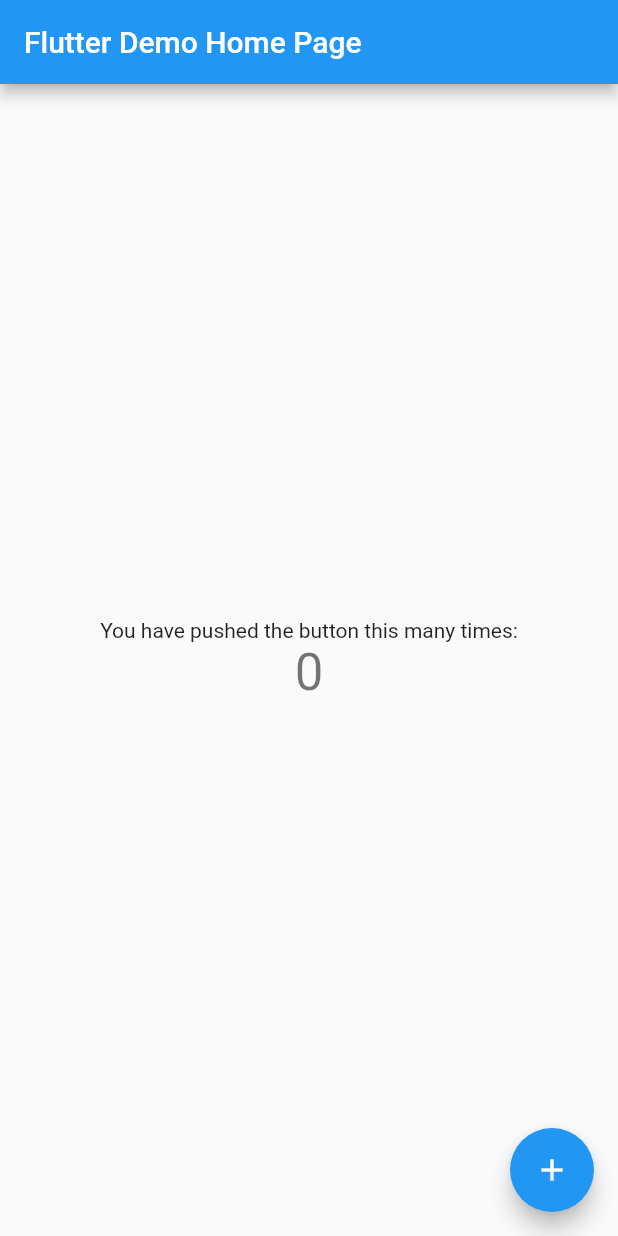
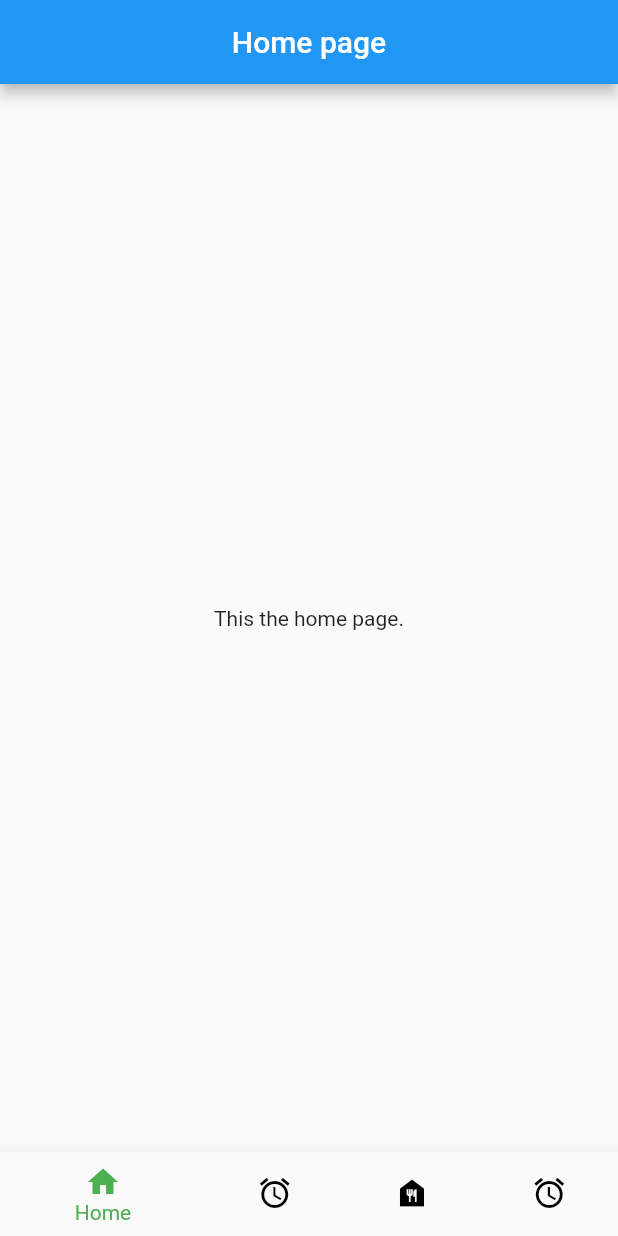
Before and after one commit to Bouba-coder/flutterMiniProject, a Flutter app: the screen it shows after launch, on a phone screen of 412 x 824 dp. Run offline on Flutter 3.47's test engine with Material 2 defaults, Android fonts, the phone set to English and light mode, and no system bars.

Commit message:
Router + Navigation icon bar + pages

```diff
--- a/lib/main.dart
+++ b/lib/main.dart
@@ -1,117 +1,81 @@
 import 'package:flutter/material.dart';
+import 'package:flutterMiniProject/ui/homePage.dart';
+import 'package:flutterMiniProject/ui/timerPage.dart';
+import 'package:flutterMiniProject/ui/foodPage.dart';
+import 'package:flutterMiniProject/ui/hookTimerPage.dart';
 
-void main() {
-  runApp(MyApp());
-}
+//router and bottom bar navigation
+void main() => runApp(new MaterialApp(
+      home: MyApp(),
+    ));
 
 class MyApp extends StatelessWidget {
-  // This widget is the root of your application.
   @override
   Widget build(BuildContext context) {
-    return MaterialApp(
-      title: 'Flutter Demo',
-      theme: ThemeData(
-        // This is the theme of your application.
-        //
-        // Try running your application with "flutter run". You'll see the
-        // application has a blue toolbar. Then, without quitting the app, try
-        // changing the primarySwatch below to Colors.green and then invoke
-        // "hot reload" (press "r" in the console where you ran "flutter run",
-        // or simply save your changes to "hot reload" in a Flutter IDE).
-        // Notice that the counter didn't reset back to zero; the application
-        // is not restarted.
-        primarySwatch: Colors.blue,
-        // This makes the visual density adapt to the platform that you run
-        // the app on. For desktop platforms, the controls will be smaller and
-        // closer together (more dense) than on mobile platforms.
-        visualDensity: VisualDensity.adaptivePlatformDensity,
-      ),
-      home: MyHomePage(title: 'Flutter Demo Home Page'),
+    return new MaterialApp(
+      home: MyBottomBarNavigation(),
     );
   }
 }
 
-class MyHomePage extends StatefulWidget {
-  MyHomePage({Key key, this.title}) : super(key: key);
-
-  // This widget is the home page of your application. It is stateful, meaning
-  // that it has a State object (defined below) that contains fields that affect
-  // how it looks.
-
-  // This class is the configuration for the state. It holds the values (in this
-  // case the title) provided by the parent (in this case the App widget) and
-  // used by the build method of the State. Fields in a Widget subclass are
-  // always marked "final".
-
-  final String title;
-
+class MyBottomBarNavigation extends StatefulWidget {
   @override
-  _MyHomePageState createState() => _MyHomePageState();
+  _MyBottomBarNavigationState createState() => _MyBottomBarNavigationState();
 }
 
-class _MyHomePageState extends State<MyHomePage> {
-  int _counter = 0;
+//bottom bar content class
+class _MyBottomBarNavigationState extends State<MyBottomBarNavigation> {
+  //indexIcons init
+  int _currentIconIdex = 0;
 
-  void _incrementCounter() {
+  //list pages widgets
+  final List<Widget> _childrenIcon = [
+    HomePage(),
+    TimerPage(),
+    HtimerPage(),
+    FoodPage(),
+  ];
+
+  //icon page changed method
+  void iconTapped(int index) {
     setState(() {
-      // This call to setState tells the Flutter framework that something has
-      // changed in this State, which causes it to rerun the build method below
-      // so that the display can reflect the updated values. If we changed
-      // _counter without calling setState(), then the build method would not be
-      // called again, and so nothing would appear to happen.
-      _counter++;
+      _currentIconIdex = index;
     });
   }
 
   @override
   Widget build(BuildContext context) {
-    // This method is rerun every time setState is called, for instance as done
-    // by the _incrementCounter method above.
-    //
-    // The Flutter framework has been optimized to make rerunning build methods
-    // fast, so that you can just rebuild anything that needs updating rather
-    // than having to individually change instances of widgets.
-    return Scaffold(
-      appBar: AppBar(
-        // Here we take the value from the MyHomePage object that was created by
-        // the App.build method, and use it to set our appbar title.
-        title: Text(widget.title),
+    return new Scaffold(
+      //content called by icon
+      body: _childrenIcon[_currentIconIdex],
+      bottomNavigationBar: BottomNavigationBar(
+        backgroundColor: Colors.blue,
+        unselectedItemColor: Colors.black,
+        selectedItemColor: Colors.green,
+
+        //onTapFunction (void)
+        onTap: iconTapped,
+        //flutter current index function
+        currentIndex: _currentIconIdex,
+        items: [
+          BottomNavigationBarItem(
+              icon: new Icon(Icons.home),
+              title: Text("Home")
+          ),
+          BottomNavigationBarItem(
+              icon: new Icon(Icons.alarm),
+              title: Text("Timer")
+          ),
+          BottomNavigationBarItem(
+              icon: new Icon(Icons.food_bank),
+              title: Text("Food")
+          ),
+          BottomNavigationBarItem(
+              icon: new Icon(Icons.alarm),
+              title: Text("Htimer")
+          ),
+        ],
       ),
-      body: Center(
-        // Center is a layout widget. It takes a single child and positions it
-        // in the middle of the parent.
-        child: Column(
-          // Column is also a layout widget. It takes a list of children and
-          // arranges them vertically. By default, it sizes itself to fit its
-          // children horizontally, and tries to be as tall as its parent.
-          //
-          // Invoke "debug painting" (press "p" in the console, choose the
-          // "Toggle Debug Paint" action from the Flutter Inspector in Android
-          // Studio, or the "Toggle Debug Paint" command in Visual Studio Code)
-          // to see the wireframe for each widget.
-          //
-          // Column has various properties to control how it sizes itself and
-          // how it positions its children. Here we use mainAxisAlignment to
-          // center the children vertically; the main axis here is the vertical
-          // axis because Columns are vertical (the cross axis would be
-          // horizontal).
-          mainAxisAlignment: MainAxisAlignment.center,
-          children: <Widget>[
-            Text(
-              'You have pushed the button this many times:',
-            ),
-            Text(
-              '$_counter',
-              style: Theme.of(context).textTheme.headline4,
-            ),
-          ],
-        ),
-      ),
-      floatingActionButton: FloatingActionButton(
-        onPressed: _incrementCounter,
-        tooltip: 'Increment',
-        child: Icon(Icons.add),
-      ), // This trailing comma makes auto-formatting nicer for build methods.
     );
   }
 }
--- /dev/null
+++ b/lib/ui/homePage.dart
@@ -0,0 +1,21 @@
+import 'package:flutter/material.dart';
+
+class HomePage extends StatefulWidget {
+  @override
+  _HomePageState createState() => _HomePageState();
+}
+
+class _HomePageState extends State<HomePage> {
+  @override
+  Widget build(BuildContext context) {
+    return new Scaffold(
+      appBar: new AppBar(
+        title: new Text("Home page"),
+        centerTitle: true,
+      ),
+      body: new Center(
+        child: new Text("This the home page."),
+      ),
+    );
+  }
+}
```
Also changed, not shown: lib/ui/foodPage.dart (added, +21 -0 lines), lib/ui/hookTimerPage.dart (added, +21 -0 lines), lib/ui/timerPage.dart (added, +21 -0 lines), 2 other files.
